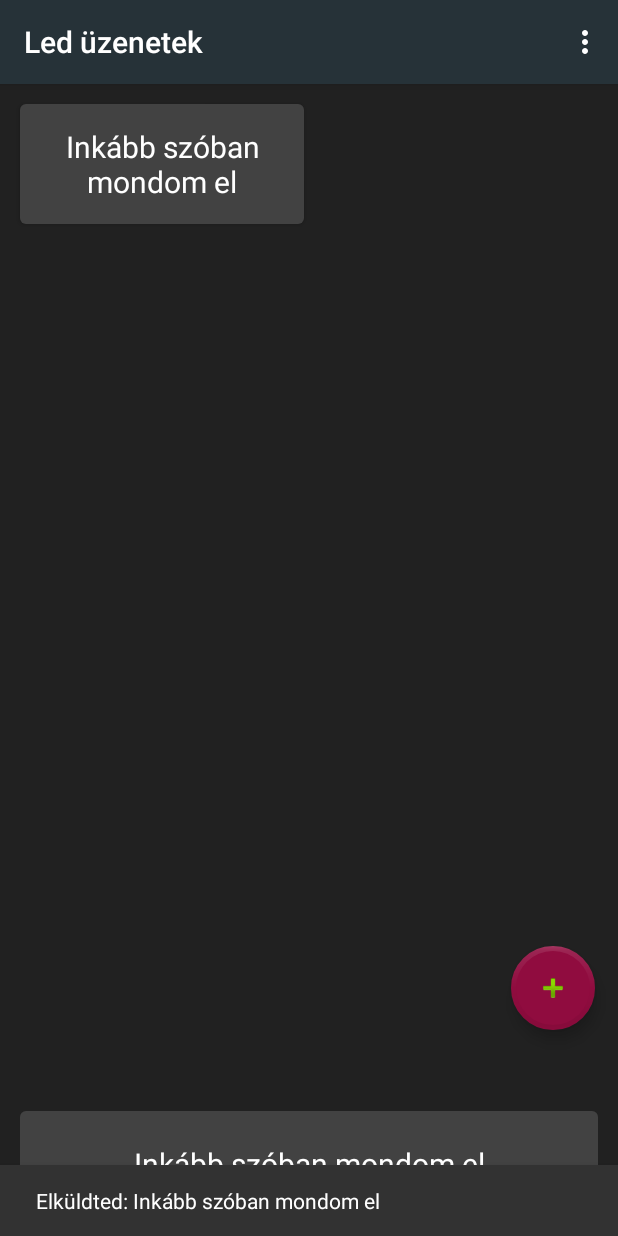
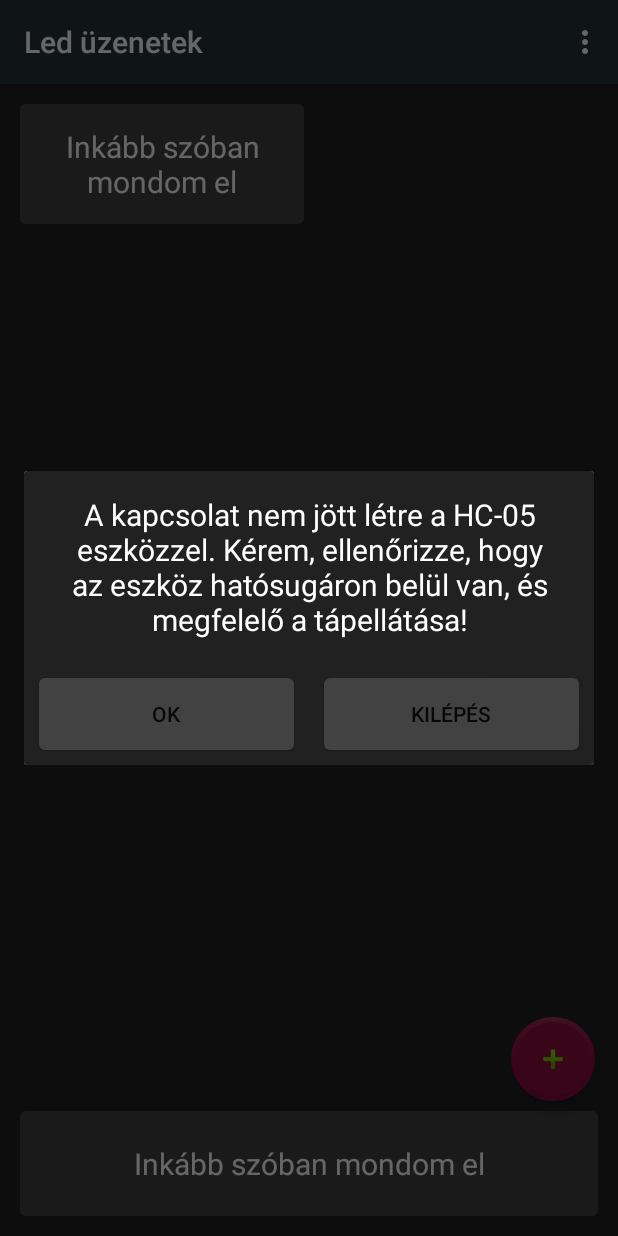
Before and after one commit to Tms-bodnar/LedMessengerStrip, an Android app: the screen it shows after launch (MainActivity), after a tap on "Inkább szóban mondom el", on a phone screen of 412 x 824 dp. Run offline under Robolectric (Android 15) with nearby library versions, the phone set to English and light mode, and no system bars.

Commit message:
bluetooth exceptions handled

```diff
--- a/Android/LEDMessengerStrip/app/src/main/java/com/kalandlabor/ledmessengerstrip/MainActivity.java
+++ b/Android/LEDMessengerStrip/app/src/main/java/com/kalandlabor/ledmessengerstrip/MainActivity.java
@@ -1,18 +1,20 @@
 package com.kalandlabor.ledmessengerstrip;
 
-import android.app.Activity;
 import android.app.AlertDialog;
+import android.app.ProgressDialog;
 import android.content.ActivityNotFoundException;
 import android.content.Context;
+import android.content.DialogInterface;
 import android.content.Intent;
 import android.content.SharedPreferences;
+import android.os.AsyncTask;
 import android.os.Bundle;
 
 import com.google.android.material.floatingactionbutton.FloatingActionButton;
-import com.google.android.material.snackbar.Snackbar;
 
 import androidx.appcompat.app.AppCompatActivity;
 import androidx.appcompat.widget.Toolbar;
+import androidx.loader.content.AsyncTaskLoader;
 
 import android.preference.PreferenceManager;
 import android.speech.RecognizerIntent;
@@ -27,6 +29,7 @@ import android.widget.EditText;
 import android.widget.GridView;
 import android.widget.Toast;
 
+import java.lang.ref.WeakReference;
 import java.util.ArrayList;
 import java.util.HashSet;
 import java.util.List;
@@ -46,8 +49,10 @@ public class MainActivity extends AppCompatActivity {
     List<String> buttonTexts;
     private final int REQ_CODE_SPEECH_INPUT = 100;
     String textToSend;
-    BluetoothMessenger btm;
-
+    static BluetoothMessenger btm;
+    final int ADD_TYPE = 1;
+    final int ERROR_TYPE = 2;
+    public static MyBluetoothTask btt = null;
 
     @Override
     protected void onCreate(Bundle savedInstanceState) {
@@ -70,11 +75,16 @@ public class MainActivity extends AppCompatActivity {
         gridAdapter = new CustomGridAdapter(MainActivity.this, buttonList);
         gridView.setAdapter(gridAdapter);
         btm = new BluetoothMessenger();
+        btt = new MyBluetoothTask(MainActivity.this);
+        btt.execute();
     }
+
+
 
     @Override
     protected void onResume(){
         super.onResume();
+        btt.restartMyBluetoothTask();
         sPrefs = PreferenceManager.getDefaultSharedPreferences(context);
         Set<String> buttonTextSet = new HashSet<>();
         buttonTextSet =  sPrefs.getStringSet("buttonText", buttonTextSet);
@@ -94,10 +104,11 @@ public class MainActivity extends AppCompatActivity {
     }
 
     private void addNewMessage(View view) {
-        openDialog();
+        openDialog(ADD_TYPE);
     }
 
-    private void openDialog() {
+    private void openDialog( int type) {
+        if(type == ADD_TYPE) {
             LayoutInflater factory = LayoutInflater.from(this);
             final View dialogView = factory.inflate(R.layout.add_message_dialog, null);
             final AlertDialog dialog = new AlertDialog.Builder(this).create();
@@ -114,6 +125,28 @@ public class MainActivity extends AppCompatActivity {
                 }
             });
             dialog.show();
+        }if (type == ERROR_TYPE){
+            LayoutInflater factory = LayoutInflater.from(this);
+            final View dialogView = factory.inflate(R.layout.check_bluetooth_dialog, null);
+            final AlertDialog dialog = new AlertDialog.Builder(this).create();
+            dialog.setView(dialogView);
+            dialogView.findViewById(R.id.OK_btn).setOnClickListener(new View.OnClickListener() {
+                @Override
+                public void onClick(View v) {
+                    btt.cancel(true);
+                    btt.restartMyBluetoothTask();
+                    dialog.dismiss();
+                }
+            });
+            dialogView.findViewById(R.id.Cancel_btn).setOnClickListener(new View.OnClickListener() {
+                @Override
+                public void onClick(View v) {
+                    dialog.dismiss();
+                    finishAndRemoveTask();
+                }
+            });
+            dialog.show();
+        }
     }
 
     private void addNewButton(String text) {
@@ -133,9 +166,7 @@ public class MainActivity extends AppCompatActivity {
         int id = item.getItemId();
         if (id == R.id.bluetooth_settings) {
             Toast.makeText(context, R.string.bluetooth_settings_message, Toast.LENGTH_SHORT).show();
-            Intent intentOpenBluetoothSettings = new Intent();
-            intentOpenBluetoothSettings.setAction(android.provider.Settings.ACTION_BLUETOOTH_SETTINGS);
-            startActivity(intentOpenBluetoothSettings);
+            openBluetoothSettings();
             return true;
         }
         if (id == R.id.faq) {
@@ -143,6 +174,12 @@ public class MainActivity extends AppCompatActivity {
             return true;
         }
         return super.onOptionsItemSelected(item);
+    }
+
+    private void openBluetoothSettings(){
+        Intent intentOpenBluetoothSettings = new Intent();
+        intentOpenBluetoothSettings.setAction(android.provider.Settings.ACTION_BLUETOOTH_SETTINGS);
+        startActivity(intentOpenBluetoothSettings);
     }
 
     public void speechToText(View view) {
@@ -177,12 +214,15 @@ public class MainActivity extends AppCompatActivity {
     }
 
     private void sendToBluetooth(String textToSend) {
+        if(btm.getClientSocket() != null) {
             btm.sendMessage(textToSend);
+        } else {
+            openDialog(ERROR_TYPE);
+        }
     }
 
     public void itemClicked(int position){
-        Snackbar.make(getWindow().getCurrentFocus(), "Elküldted: " + buttonList.get(position).getText(), Snackbar.LENGTH_LONG)
-                .setAction("Action", null).show();
+        Toast.makeText(context, R.string.sent + textToSend, Toast.LENGTH_SHORT);
         sendToBluetooth(buttonList.get(position).getText().toString());
     }
 
@@ -209,4 +249,61 @@ public class MainActivity extends AppCompatActivity {
         }
         return false;
     }
+
+    static class MyBluetoothTask extends AsyncTask<Void, Void, String> {
+        private final WeakReference<MainActivity> weakActivity;
+        ProgressDialog progressDialog;
+        final int ERROR_TYPE = 2;
+        MyBluetoothTask myBtt = null;
+
+        MyBluetoothTask(MainActivity myActivity) {
+            this.weakActivity = new WeakReference<>(myActivity);
         }
+
+        @Override
+        public String doInBackground(Void... params) {
+                Log.d("xxx", "Run doInBackground");
+                return btm.initBluetooth();
+        }
+
+        @Override
+        public void onPostExecute(String result) {
+            MainActivity activity = weakActivity.get();
+            if (activity == null
+                    || activity.isFinishing()
+                    || activity.isDestroyed()) {
+                return;
+            } else {
+                if (result.equals("BLUETOOTH ERROR") && !isCancelled()) {
+                    Log.d("xxx", "dev NOK");
+                    activity.openBluetoothSettings();
+                    progressDialog.dismiss();
+                } else if (result.equals("clientsocket Error") && ! isCancelled()){
+                    Log.d("xxx", "socket NOK");
+                    progressDialog.dismiss();
+                    activity.openDialog(ERROR_TYPE);
+                }
+            }
+        }
+
+        @Override
+        protected void onPreExecute() {
+            myBtt = this;
+            progressDialog = ProgressDialog.show(weakActivity.get(),
+                    weakActivity.get().getResources().getString(R.string.bluetooth_check),
+                    "");
+        }
+
+        @Override
+        protected void onCancelled() {
+            super.onCancelled();
+            myBtt = null;
+        }
+
+        public void restartMyBluetoothTask(){
+            Log.d("xxx", "MybluetoothTask restart");
+            myBtt = new MyBluetoothTask(weakActivity.get());
+            myBtt.execute();
+        }
+    }
+}
--- a/Android/LEDMessengerStrip/app/src/main/java/managers/BluetoothMessenger.java
+++ b/Android/LEDMessengerStrip/app/src/main/java/managers/BluetoothMessenger.java
@@ -18,7 +18,6 @@ public class BluetoothMessenger {
     OutputStream os;
 
     public BluetoothMessenger(){
-        initBluetooth();
     }
 
     public void sendMessage(String textToSend) {
@@ -30,8 +29,13 @@ public class BluetoothMessenger {
         }
     }
 
-    private void initBluetooth() {
+    public String initBluetooth() {
         bluetoothAdapter = BluetoothAdapter.getDefaultAdapter();
+        if (bluetoothAdapter == null) {
+            return "NOT support bluetooth";
+        } else if (!bluetoothAdapter.isEnabled()) {
+            return "BLUETOOTH ERROR";
+        } else {
             try {
                 Set<BluetoothDevice> pairedDevices = bluetoothAdapter.getBondedDevices();
                 if (pairedDevices.size() > 0) {
@@ -47,9 +51,11 @@ public class BluetoothMessenger {
                                 clientSocket = (BluetoothSocket) m.invoke(device, 1);
                                 clientSocket.connect();
                                 os = clientSocket.getOutputStream();
+                                Log.d("xxx", "socket + OS, OK");
+                                return "OK";
                             } catch (Exception e) {
-                            initBluetooth();
-                            Log.d("xxx", "clientsocketError: " + e.getMessage());
+                                Log.d("xxx", "clientsocket Error: " + e.getMessage());
+                                return "clientsocket Error";
                             }
                         }
                     }
@@ -57,6 +63,9 @@ public class BluetoothMessenger {
             } catch (Exception e) {
                 e.printStackTrace();
                 Log.d("BLUETOOTH ERROR ", e.getMessage());
+                return "BLUETOOTH ERROR";
+            }
+            return "NOK";
         }
     }
 
--- a/Android/LEDMessengerStrip/app/src/main/res/layout/add_message_dialog.xml
+++ b/Android/LEDMessengerStrip/app/src/main/res/layout/add_message_dialog.xml
@@ -19,6 +19,7 @@
     android:id="@+id/new_button_text"
     android:textColor="@color/cardview_light_background"
     android:focusable="true"
+    android:inputType="text"
     />
     <Button
         android:layout_width="match_parent"
@@ -28,6 +29,5 @@
         android:textAlignment="center"
         android:id="@+id/save_new_message"
         android:background="@drawable/rounded_btn"
-        android:layout_margin="@dimen/speech_button_bottom"/>
-        />
+        android:layout_margin="@dimen/speech_button_bottom" />
 </LinearLayout>
--- /dev/null
+++ b/Android/LEDMessengerStrip/app/src/main/res/layout/check_bluetooth_dialog.xml
@@ -0,0 +1,42 @@
+<?xml version="1.0" encoding="utf-8"?>
+<LinearLayout xmlns:android="http://schemas.android.com/apk/res/android"
+    android:orientation="vertical" android:layout_width="match_parent"
+    android:layout_height="match_parent"
+    android:background="@color/colorPrimaryDark">
+    <TextView
+        android:layout_width="match_parent"
+        android:layout_height="wrap_content"
+        android:textAlignment="center"
+        android:textSize="20sp"
+        android:layout_margin="@dimen/fab_margin_side"
+        android:text="@string/check_bluetooth_text"
+        android:textColor="@color/cardview_light_background"/>
+    <GridLayout
+        android:layout_width="match_parent"
+        android:layout_height="wrap_content"
+        android:numColumns="2">
+    <Button
+        android:id="@+id/OK_btn"
+        android:layout_width="wrap_content"
+        android:layout_height="wrap_content"
+        android:background="@drawable/rounded_btn"
+        android:text="@string/OK"
+        android:layout_column="0"
+        android:layout_gravity="fill"
+        android:layout_columnWeight="1"
+        android:layout_margin="@dimen/speech_button_bottom"
+        />
+    <Button
+        android:id="@+id/Cancel_btn"
+        android:layout_width="wrap_content"
+        android:layout_height="wrap_content"
+        android:background="@drawable/rounded_btn"
+        android:text="@string/cancel"
+        android:layout_column="1"
+        android:layout_gravity="fill"
+        android:layout_columnWeight="1"
+        android:layout_margin="@dimen/speech_button_bottom"
+        android:clickable="true"
+        android:onClick="CancelBtnClick"/>
+    </GridLayout>
+</LinearLayout>
--- a/Android/LEDMessengerStrip/app/src/main/res/values/strings.xml
+++ b/Android/LEDMessengerStrip/app/src/main/res/values/strings.xml
@@ -2,10 +2,20 @@
     <string name="app_name">Led üzenetek</string>
     <string name="bluetooth_settings">Bluetooth beállítása</string>
     <string name="bluetooth_settings_message">Kérem, párosítsa a HC-05 eszközt a megnyíló beállításokban!</string>
+    <string name="bluetooth_not_reached">"A HC-05 eszköz nem elérhető"</string>
     <string name="faq">FAQ</string>
+    <string name="sent">Elküldve: </string>
     <string name="speech_button">Inkább szóban mondom el</string>
     <string name="add_new_message">Új üzenet hozzáadása</string>
     <string name="add">Hozzáadás</string>
     <string name="delete_message">Üzenet törlése</string>
     <string name="cancel">Kilépés</string>
+    <string name="check_bluetooth_text">
+        A kapcsolat nem jött létre a HC-05 eszközzel.
+        Kérem, ellenőrizze, hogy az eszköz hatósugáron belül van,
+        és megfelelő a tápellátása!
+    </string>
+    <string name="OK">OK</string>
+    <string name="bluetooth_check">Bluetooth beállítások ellenőrzése</string>
+    <string name="check">Ellenőrzés…</string>
 </resources>
```
Lines whose indentation alone changed are shown as unchanged.
